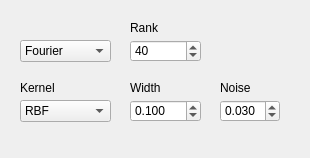
First picture: the form in _AlgorithmsPlugins/RandomKernel/paramsRGPR.ui, repository b4silio/MLDemos, before the edit.
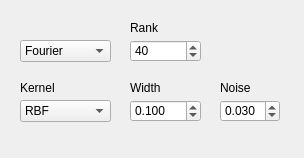
Second picture: the form after the edit.

Patch:
```diff
--- a/_AlgorithmsPlugins/RandomKernel/paramsRGPR.ui
+++ b/_AlgorithmsPlugins/RandomKernel/paramsRGPR.ui
@@ -6,7 +6,7 @@
    <rect>
     <x>0</x>
     <y>0</y>
-    <width>310</width>
+    <width>304</width>
     <height>158</height>
    </rect>
   </property>
```
